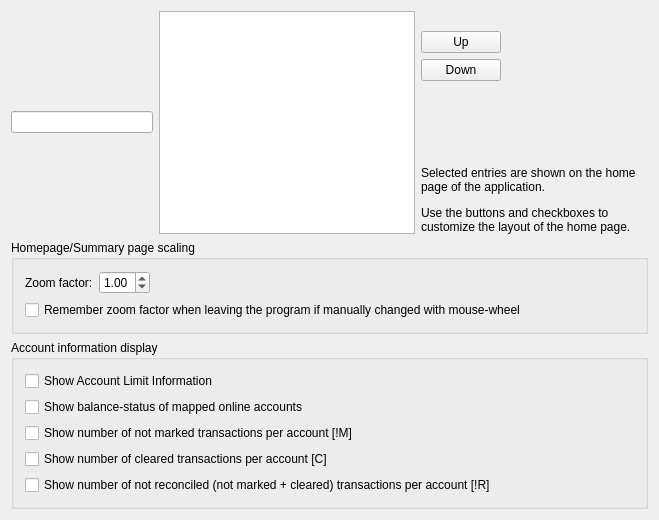
KDE/kmymoney, file kmymoney/dialogs/settings/ksettingshome.ui: the form before one commit.
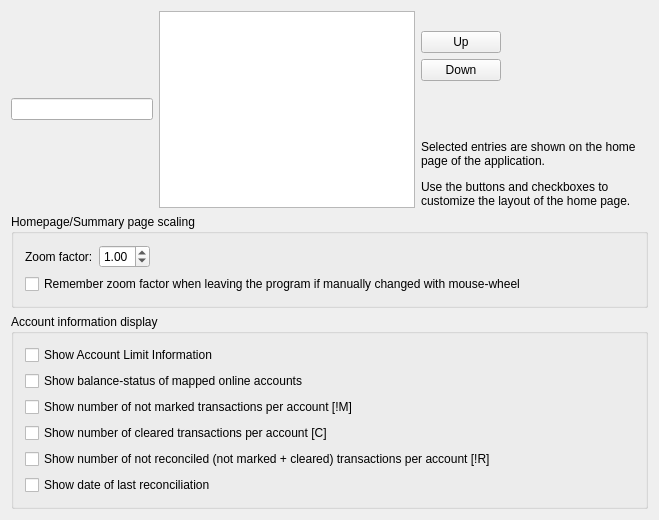
The form after the commit. Custom widgets are drawn as their Qt base class.

Commit message:
display reconciliation date on homepage
Summary: this patch adds the possibility to have the corrresponding reconciliation date displayed alongside each account on the home page. This is optional and can be enabled or disabled via a setting in the config dialog.

Reviewers: #kmymoney, tbaumgart, wojnilowicz

Reviewed By: #kmymoney, tbaumgart, wojnilowicz

Subscribers: wojnilowicz, ostroffjh, tbaumgart

Tags: #kmymoney

```diff
--- a/kmymoney/dialogs/settings/ksettingshome.ui
+++ b/kmymoney/dialogs/settings/ksettingshome.ui
@@ -225,6 +225,13 @@
         </property>
        </widget>
       </item>
+      <item row="5" column="0" colspan="3">
+       <widget class="QCheckBox" name="kcfg_ShowDateOfLastReconciliation">
+        <property name="text">
+         <string>Show date of last reconciliation</string>
+        </property>
+       </widget>
+      </item>
      </layout>
     </widget>
    </item>
```
The commit also changes 2 other files.
